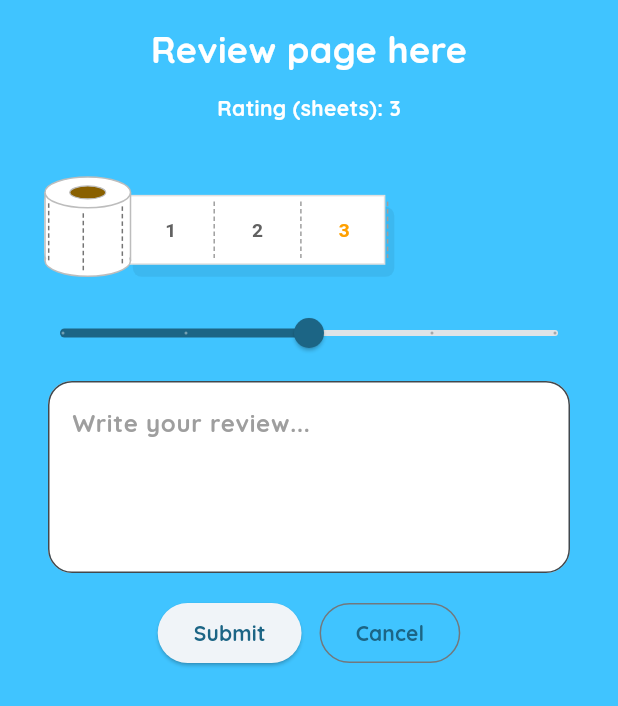
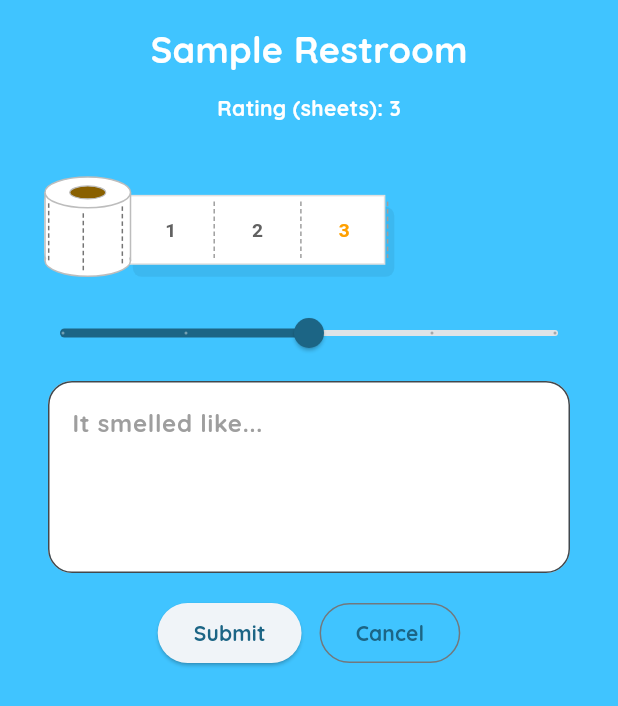
Before and after one commit to pgattic/ratemybowl, a Flutter app: the ReviewScreen screen opened directly, on a phone screen of 412 x 824 dp. Shown: the top 706 px of the screen. Run offline on Flutter 3.47's test engine with Material 3 defaults, Android fonts, the phone set to English and light mode, and no system bars; our stand-ins replace audioplayers, flutter_dotenv, flutter_map, flutter_svg, google_fonts, latlong2 and 2 more; accounts and stored records are empty; network calls fail.

Commit message:
Fix parameters for restroom
Resolves #49 if merged

```diff
--- a/lib/screens/debug_screen.dart
+++ b/lib/screens/debug_screen.dart
@@ -46,7 +46,7 @@ class _DebugScreenState extends State<DebugScreen> {
                   onPressed: () async {
                     final result = await Navigator.push<Map<String, dynamic>>(
                       context,
-                      MaterialPageRoute(builder: (_) => const ReviewScreen(hintText: 'Write your review...')),
+                      MaterialPageRoute(builder: (_) => const ReviewScreen(restroomName: 'Sample Restroom')),
                     );
                     if (result != null && result['text'] != null && (result['text'] as String).isNotEmpty) {
                       setState(() {
--- a/lib/screens/map_screen.dart
+++ b/lib/screens/map_screen.dart
@@ -253,7 +253,7 @@ class _MapScreenState extends State<MapScreen> {
                         addType: BottomSheetType.review,
                         restroom: restroom,
                         screenBuilder: (context) => ReviewScreen(
-                          hintText: "Write your review here...",
+                          restroomName: restroom.name,
                           restroomId: restroom.id,
                         ),
                       ),
--- a/lib/screens/review_screen.dart
+++ b/lib/screens/review_screen.dart
@@ -7,15 +7,13 @@ import '../models/review.dart';
 
 class ReviewScreen extends StatefulWidget {
   final TextEditingController? controller;
-  final bool obscureText;
-  final String hintText;
+  final String restroomName;
   final int? restroomId;
 
   const ReviewScreen({
     super.key,
     this.controller,
-    this.obscureText = false,
-    required this.hintText,
+    required this.restroomName,
     this.restroomId,
   });
 
@@ -124,10 +122,10 @@ class _ReviewScreenState extends State<ReviewScreen> {
           child: Column(
             crossAxisAlignment: CrossAxisAlignment.stretch,
             children: [
-              const Center(
+              Center(
                 child: Text(
-                  'Review page here',
-                  style: TextStyle(
+                  widget.restroomName,
+                  style: const TextStyle(
                     fontSize: 24,
                     fontWeight: FontWeight.bold,
                     color: Colors.white,
@@ -152,7 +150,7 @@ class _ReviewScreenState extends State<ReviewScreen> {
                 rollSizeFactor: 0.5,
               ),
 
-              // Slider beneath the TP; your slider already snaps (divisions: 4)
+              // Slider beneath the TP
               Slider(
                 value: _rating,
                 min: 1.0,
@@ -171,14 +169,13 @@ class _ReviewScreenState extends State<ReviewScreen> {
                 margin: const EdgeInsets.symmetric(horizontal: 16.0),
                 child: TextField(
                   controller: _controller,
-                  obscureText: widget.obscureText,
                   minLines: 4,
                   maxLines: 8,
                   decoration: InputDecoration(
                     border: OutlineInputBorder(
                       borderRadius: BorderRadius.circular(16.0),
                     ),
-                    hintText: widget.hintText,
+                    hintText: "It smelled like...",
                     hintStyle: GoogleFonts.quicksand(
                       fontWeight: FontWeight.bold,
                       color: Colors.grey,
```
